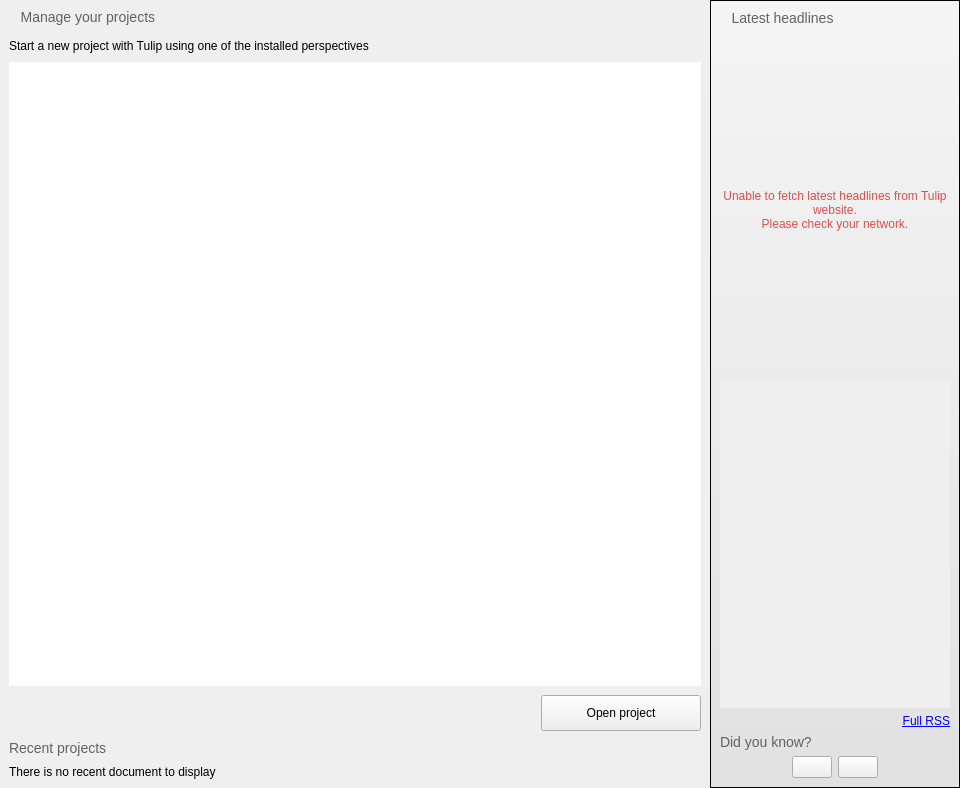
Qt form software/tulip/designer/TulipWelcomePage.ui (vadivelselvaraj/TulipGLImprovement) before a commit.
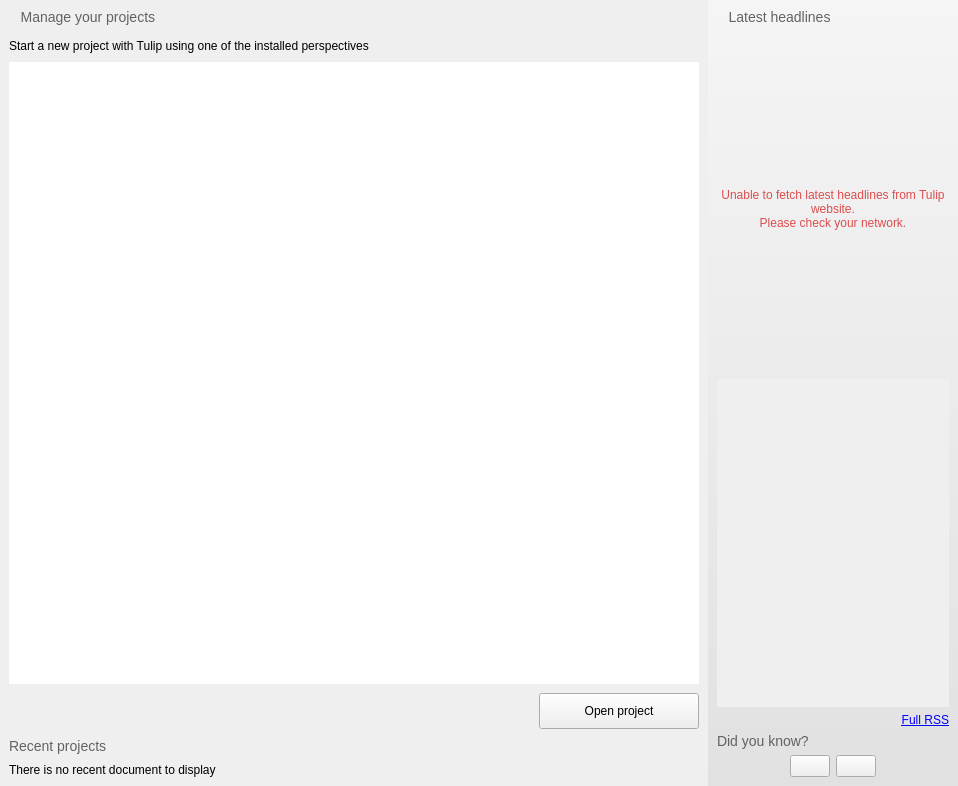
The same form after that commit. Icons and pictures are not drawn.

Commit message: Somehow added a (serious) first implementation of detailed informations panel, still have to refactor some code between PluginInformationsListItem and DetailedPluginInformationsWidget

Patch:
```diff
--- a/software/tulip/designer/TulipWelcomePage.ui
+++ b/software/tulip/designer/TulipWelcomePage.ui
@@ -6,8 +6,8 @@
    <rect>
     <x>0</x>
     <y>0</y>
-    <width>960</width>
-    <height>788</height>
+    <width>958</width>
+    <height>786</height>
    </rect>
   </property>
   <property name="windowTitle">
@@ -111,8 +111,8 @@
          <rect>
           <x>0</x>
           <y>0</y>
-          <width>692</width>
-          <height>616</height>
+          <width>690</width>
+          <height>611</height>
          </rect>
         </property>
        </widget>
@@ -185,7 +185,7 @@
 }</string>
      </property>
      <property name="frameShape">
-      <enum>QFrame::StyledPanel</enum>
+      <enum>QFrame::NoFrame</enum>
      </property>
      <property name="frameShadow">
       <enum>QFrame::Raised</enum>
@@ -258,8 +258,8 @@
           <rect>
            <x>0</x>
            <y>0</y>
-           <width>228</width>
-           <height>322</height>
+           <width>238</width>
+           <height>324</height>
           </rect>
          </property>
         </widget>
```
The commit also changes 13 other files.
